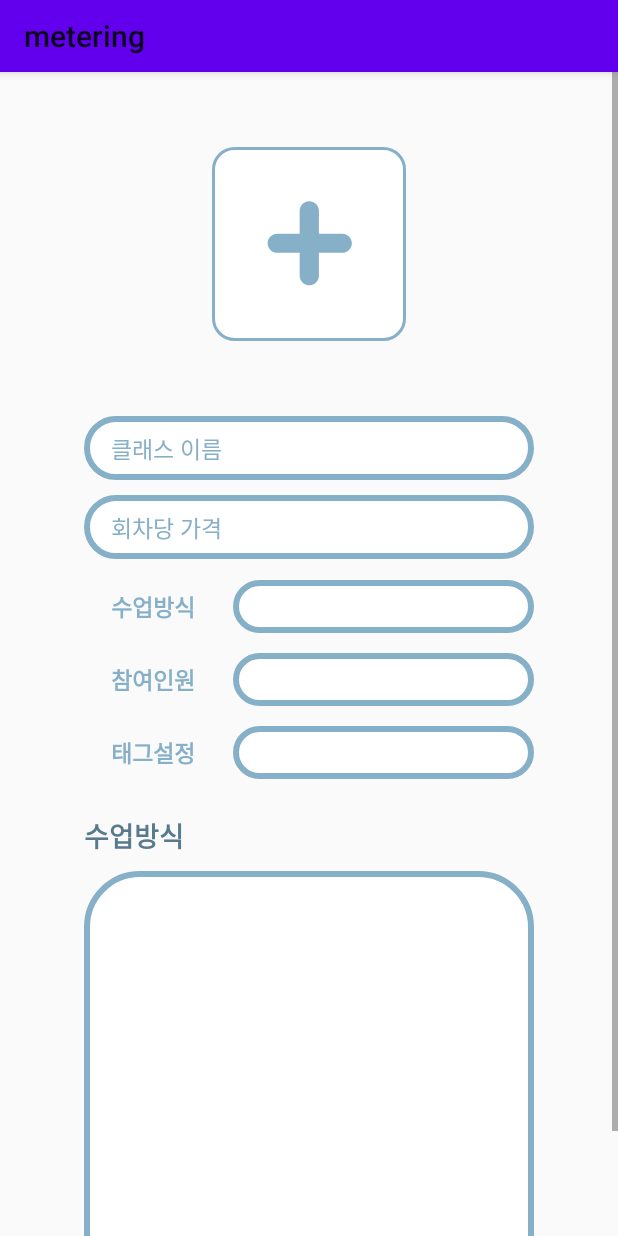
After one commit to sonekthree/metering, an Android app: the fragment DetailFragment shown on its own in the app's theme, on a phone screen of 412 x 824 dp. The commit adds this screen. Run offline under Robolectric (Android 15) with nearby library versions, the phone set to English and light mode, and no system bars.

Commit message:
클래스 생성 1 레이아웃

```diff
--- a/app/src/main/AndroidManifest.xml
+++ b/app/src/main/AndroidManifest.xml
@@ -12,7 +12,8 @@
         android:roundIcon="@mipmap/ic_launcher_round"
         android:supportsRtl="true"
         android:theme="@style/Theme.Metering">
-        <activity android:name=".profileActivity"></activity>
+        <activity android:name=".CreateClassActivity"></activity>
+        <activity android:name=".profileActivity" />
         <activity android:name=".viewClassActivity" />
         <activity android:name=".SignUpActivity" />
         <activity android:name=".profileEditActivity" />
--- /dev/null
+++ b/app/src/main/java/com/exam/metering/CreateClassActivity.java
@@ -0,0 +1,14 @@
+package com.exam.metering;
+
+import android.os.Bundle;
+
+import androidx.appcompat.app.AppCompatActivity;
+
+public class CreateClassActivity extends AppCompatActivity {
+
+    @Override
+    protected void onCreate(Bundle savedInstanceState) {
+        super.onCreate(savedInstanceState);
+        setContentView(R.layout.activity_create_class);
+    }
+}
--- /dev/null
+++ b/app/src/main/java/com/exam/metering/createClassFragment/DetailFragment.java
@@ -0,0 +1,65 @@
+package com.exam.metering.createClassFragment;
+
+import android.os.Bundle;
+import android.view.LayoutInflater;
+import android.view.View;
+import android.view.ViewGroup;
+
+import androidx.fragment.app.Fragment;
+
+import com.exam.metering.R;
+
+/**
+ * A simple {@link Fragment} subclass.
+ * Use the {@link DetailFragment#newInstance} factory method to
+ * create an instance of this fragment.
+ */
+public class DetailFragment extends Fragment {
+
+    // TODO: Rename parameter arguments, choose names that match
+    // the fragment initialization parameters, e.g. ARG_ITEM_NUMBER
+    private static final String ARG_PARAM1 = "param1";
+    private static final String ARG_PARAM2 = "param2";
+
+    // TODO: Rename and change types of parameters
+    private String mParam1;
+    private String mParam2;
+
+    public DetailFragment() {
+        // Required empty public constructor
+    }
+
+    /**
+     * Use this factory method to create a new instance of
+     * this fragment using the provided parameters.
+     *
+     * @param param1 Parameter 1.
+     * @param param2 Parameter 2.
+     * @return A new instance of fragment DetailFragment.
+     */
+    // TODO: Rename and change types and number of parameters
+    public static DetailFragment newInstance(String param1, String param2) {
+        DetailFragment fragment = new DetailFragment();
+        Bundle args = new Bundle();
+        args.putString(ARG_PARAM1, param1);
+        args.putString(ARG_PARAM2, param2);
+        fragment.setArguments(args);
+        return fragment;
+    }
+
+    @Override
+    public void onCreate(Bundle savedInstanceState) {
+        super.onCreate(savedInstanceState);
+        if (getArguments() != null) {
+            mParam1 = getArguments().getString(ARG_PARAM1);
+            mParam2 = getArguments().getString(ARG_PARAM2);
+        }
+    }
+
+    @Override
+    public View onCreateView(LayoutInflater inflater, ViewGroup container,
+                             Bundle savedInstanceState) {
+        // Inflate the layout for this fragment
+        return inflater.inflate(R.layout.fragment_detail, container, false);
+    }
+}
--- a/app/src/main/java/com/exam/metering/myPage.java
+++ b/app/src/main/java/com/exam/metering/myPage.java
@@ -21,6 +21,7 @@ public class myPage extends Fragment {
         View v = inflater.inflate(R.layout.fragment_my_page, container, false);
 
         Button btn = v.findViewById(R.id.proedit_btn);
+        Button create_btn = v.findViewById(R.id.notice_btn);
 
         btn.setOnClickListener(new View.OnClickListener() {
             @Override
@@ -30,6 +31,14 @@ public class myPage extends Fragment {
                 startActivity(intent);
             }
         });
+
+        create_btn.setOnClickListener(new View.OnClickListener() {
+            @Override
+            public void onClick(View v) {
+                Intent intent = new Intent(getContext(),CreateClassActivity.class);
+                startActivity(intent);
+            }
+        });
         return v;
     }
 }
--- /dev/null
+++ b/app/src/main/res/drawable/profile_add_svg.xml
@@ -0,0 +1,15 @@
+<vector xmlns:android="http://schemas.android.com/apk/res/android"
+    android:width="129dp"
+    android:height="129dp"
+    android:viewportWidth="129"
+    android:viewportHeight="129">
+  <path
+      android:pathData="M15,1L114,1A14,14 0,0 1,128 15L128,114A14,14 0,0 1,114 128L15,128A14,14 0,0 1,1 114L1,15A14,14 0,0 1,15 1z"
+      android:strokeWidth="2"
+      android:fillColor="#ffffff"
+      android:strokeColor="#86AFC8"/>
+  <path
+      android:pathData="M64.696,36C61.166,36 58.304,38.861 58.304,42.391V57.609H43.391C39.861,57.609 37,60.47 37,64C37,67.53 39.861,70.391 43.391,70.391H58.304V85.609C58.304,89.138 61.166,92 64.696,92C68.226,92 71.087,89.138 71.087,85.609V70.391H86.609C90.138,70.391 93,67.53 93,64C93,60.47 90.138,57.609 86.609,57.609H71.087V42.391C71.087,38.861 68.226,36 64.696,36Z"
+      android:fillColor="#86AFC8"
+      android:fillType="evenOdd"/>
+</vector>
--- /dev/null
+++ b/app/src/main/res/layout/activity_create_class.xml
@@ -0,0 +1,31 @@
+<?xml version="1.0" encoding="utf-8"?>
+<androidx.constraintlayout.widget.ConstraintLayout xmlns:android="http://schemas.android.com/apk/res/android"
+    xmlns:app="http://schemas.android.com/apk/res-auto"
+    xmlns:tools="http://schemas.android.com/tools"
+    android:layout_width="match_parent"
+    android:layout_height="match_parent"
+    tools:context=".CreateClassActivity">
+
+    <Button
+        android:id="@+id/next_buttom"
+        android:layout_width="0dp"
+        android:layout_height="wrap_content"
+        android:background="@color/mint"
+        android:text="완료"
+        android:textColor="@color/white"
+        android:textStyle="bold"
+        app:layout_constraintBottom_toBottomOf="parent"
+        app:layout_constraintEnd_toEndOf="parent"
+        app:layout_constraintStart_toStartOf="parent" />
+
+    <FrameLayout
+        android:id="@+id/class_frame"
+        android:layout_width="0dp"
+        android:layout_height="0dp"
+        app:layout_constraintBottom_toTopOf="@+id/next_buttom"
+        app:layout_constraintEnd_toEndOf="parent"
+        app:layout_constraintStart_toStartOf="parent"
+        app:layout_constraintTop_toTopOf="parent">
+
+    </FrameLayout>
+</androidx.constraintlayout.widget.ConstraintLayout>
--- /dev/null
+++ b/app/src/main/res/layout/fragment_detail.xml
@@ -0,0 +1,170 @@
+<?xml version="1.0" encoding="utf-8"?>
+<ScrollView xmlns:android="http://schemas.android.com/apk/res/android"
+    xmlns:app="http://schemas.android.com/apk/res-auto"
+    xmlns:tools="http://schemas.android.com/tools"
+    android:layout_width="match_parent"
+    android:layout_height="wrap_content"
+    tools:context=".createClassFragment.DetailFragment">
+
+
+    <androidx.constraintlayout.widget.ConstraintLayout
+        android:layout_width="match_parent"
+        android:layout_height="match_parent"
+        android:paddingBottom="20dp">
+
+        <ImageButton
+            android:id="@+id/imageButton"
+            android:layout_width="wrap_content"
+            android:layout_height="wrap_content"
+            android:layout_marginTop="50dp"
+            android:background="@drawable/profile_add_svg"
+            app:layout_constraintEnd_toEndOf="parent"
+            app:layout_constraintStart_toStartOf="parent"
+            app:layout_constraintTop_toTopOf="parent" />
+
+        <EditText
+            android:id="@+id/editTextTextPersonName2"
+            android:layout_width="300dp"
+            android:layout_height="wrap_content"
+            android:background="@drawable/edit_text_shape"
+            android:drawablePadding="10dp"
+            android:includeFontPadding="false"
+            android:paddingHorizontal="18dp"
+            android:paddingVertical="10dp"
+            android:inputType="text"
+            android:hint="클래스 이름"
+            android:textColorHint="@color/mint"
+            android:textSize="15sp"
+            android:layout_marginTop="50dp"
+            app:layout_constraintEnd_toEndOf="parent"
+            app:layout_constraintStart_toStartOf="parent"
+            app:layout_constraintTop_toBottomOf="@+id/imageButton" />
+
+        <EditText
+            android:id="@+id/editTextTextPersonName3"
+            android:layout_width="300dp"
+            android:layout_height="wrap_content"
+            android:background="@drawable/edit_text_shape"
+            android:drawablePadding="10dp"
+            android:includeFontPadding="false"
+            android:paddingHorizontal="18dp"
+            android:paddingVertical="10dp"
+            android:inputType="text"
+            android:hint="회차당 가격"
+            android:textColorHint="@color/mint"
+            android:textSize="15sp"
+            android:layout_marginTop="10dp"
+            app:layout_constraintEnd_toEndOf="parent"
+            app:layout_constraintStart_toStartOf="parent"
+            app:layout_constraintTop_toBottomOf="@+id/editTextTextPersonName2" />
+
+        <TextView
+            android:id="@+id/textView3"
+            android:layout_width="wrap_content"
+            android:layout_height="wrap_content"
+            android:layout_marginTop="20dp"
+            android:layout_marginStart="18dp"
+            android:text="수업방식"
+            android:textColor="@color/mint"
+            android:textSize="15sp"
+            android:textStyle="bold"
+            app:layout_constraintStart_toStartOf="@+id/editTextTextPersonName3"
+            app:layout_constraintTop_toBottomOf="@+id/editTextTextPersonName3" />
+
+        <TextView
+            android:id="@+id/textView5"
+            android:layout_width="wrap_content"
+            android:layout_height="wrap_content"
+            android:layout_marginTop="25dp"
+            android:text="참여인원"
+            android:textColor="@color/mint"
+            android:textSize="15sp"
+            android:textStyle="bold"
+            app:layout_constraintStart_toStartOf="@+id/textView3"
+            app:layout_constraintTop_toBottomOf="@+id/textView3" />
+
+        <TextView
+            android:id="@+id/textView6"
+            android:layout_width="wrap_content"
+            android:layout_height="wrap_content"
+            android:layout_marginTop="25dp"
+            android:text="태그설정"
+            android:textColor="@color/mint"
+            android:textSize="15sp"
+            android:textStyle="bold"
+            app:layout_constraintStart_toStartOf="@+id/textView5"
+            app:layout_constraintTop_toBottomOf="@+id/textView5" />
+
+        <Spinner
+            android:id="@+id/spinner2"
+            android:layout_width="0dp"
+            android:layout_height="35dp"
+            android:background="@drawable/spinner_shape"
+            android:spinnerMode="dialog"
+            android:layout_marginStart="25dp"
+            android:paddingHorizontal="30dp"
+            app:layout_constraintBottom_toBottomOf="@+id/textView3"
+            app:layout_constraintEnd_toEndOf="@+id/editTextTextPersonName3"
+            app:layout_constraintStart_toEndOf="@+id/textView3"
+            app:layout_constraintTop_toTopOf="@+id/textView3" />
+
+        <Spinner
+            android:id="@+id/spinner3"
+            android:layout_width="0dp"
+            android:layout_height="35dp"
+            android:layout_marginStart="25dp"
+            android:background="@drawable/spinner_shape"
+            android:paddingHorizontal="30dp"
+            android:spinnerMode="dialog"
+            app:layout_constraintBottom_toBottomOf="@+id/textView5"
+            app:layout_constraintEnd_toEndOf="@+id/editTextTextPersonName3"
+            app:layout_constraintStart_toEndOf="@+id/textView5"
+            app:layout_constraintTop_toTopOf="@+id/textView5" />
+
+        <Spinner
+            android:id="@+id/spinner4"
+            android:layout_width="0dp"
+            android:layout_height="35dp"
+            android:layout_marginStart="25dp"
+            android:background="@drawable/spinner_shape"
+            android:paddingHorizontal="30dp"
+            android:spinnerMode="dialog"
+            app:layout_constraintBottom_toBottomOf="@+id/textView6"
+            app:layout_constraintEnd_toEndOf="@+id/editTextTextPersonName3"
+            app:layout_constraintStart_toEndOf="@+id/textView5"
+            app:layout_constraintTop_toTopOf="@+id/textView6" />
+
+        <TextView
+            android:id="@+id/textView7"
+            android:layout_width="wrap_content"
+            android:layout_height="wrap_content"
+            android:layout_marginTop="30dp"
+            android:text="수업방식"
+            android:textColor="#597A8D"
+            android:textSize="18sp"
+            android:textStyle="bold"
+            app:layout_constraintStart_toStartOf="@+id/editTextTextPersonName3"
+            app:layout_constraintTop_toBottomOf="@+id/textView6" />
+
+        <EditText
+            android:id="@+id/editTextTextPersonName4"
+            android:layout_width="300dp"
+            android:layout_height="300dp"
+            android:background="@drawable/edit_text_shape"
+            android:drawablePadding="10dp"
+            android:gravity="top"
+            android:includeFontPadding="false"
+            android:inputType="textMultiLine"
+            android:paddingHorizontal="30dp"
+            android:paddingVertical="30dp"
+            android:textColor="@color/mint"
+            android:textSize="18sp"
+            android:privateImeOptions="defaultInputmode=korean"
+            android:scrollHorizontally="false"
+            android:layout_marginTop="10dp"
+            app:layout_constraintBottom_toBottomOf="parent"
+            app:layout_constraintStart_toStartOf="@+id/textView7"
+            app:layout_constraintTop_toBottomOf="@+id/textView7" />
+
+    </androidx.constraintlayout.widget.ConstraintLayout>
+</ScrollView>
--- a/app/src/main/res/layout/fragment_my_page.xml
+++ b/app/src/main/res/layout/fragment_my_page.xml
@@ -122,8 +122,7 @@
                 android:layout_marginVertical="15dp"
                 android:background="@drawable/my_class_background"
                 android:gravity="center"
-                android:text="제작한 클래스 \n 0 개"
-                />
+                android:text="제작한 클래스 \n 0 개" />
 
             <TextView
                 android:layout_width="wrap_content"
@@ -191,7 +190,7 @@
             android:layout_height="wrap_content"
             android:layout_marginTop="16dp"
             android:background="#00ff0000"
-            android:text="공지사항"
+            android:text="클래스 만들기"
             android:textColor="@color/white"
             android:textSize="16sp"
             android:textStyle="bold"
```
